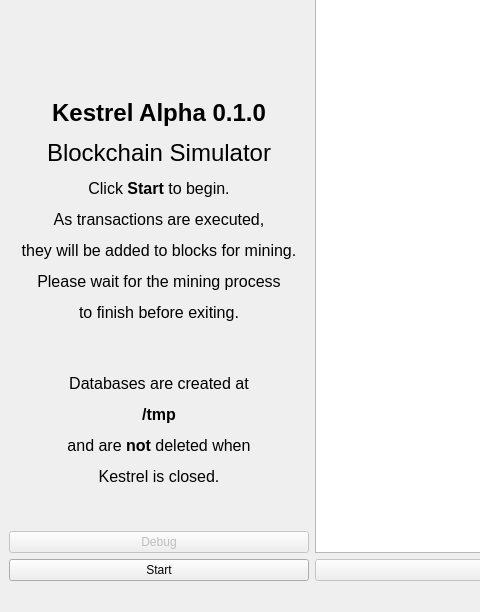
h7-v/kestrel, file kestrel.ui: the form before one commit; both pictures show x 0 to 480 and y 188 to 800 of the 1280 by 800 pixel window.
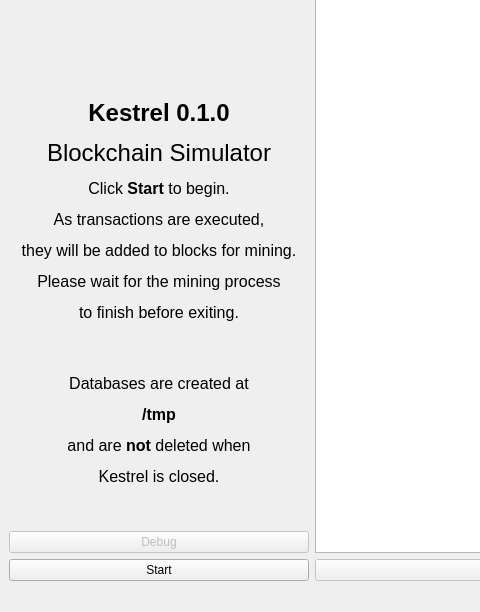
The form after the commit. Icons and pictures are not drawn.

```diff
--- a/kestrel.ui
+++ b/kestrel.ui
@@ -116,7 +116,7 @@
     <item row="3" column="0" rowspan="2">
      <widget class="QLabel" name="label">
       <property name="text">
-       <string>&lt;html&gt;&lt;head/&gt;&lt;body&gt;&lt;p&gt;&lt;span style=&quot; font-size:18pt; font-weight:600;&quot;&gt;Kestrel Alpha 0.1.0&lt;/span&gt;&lt;/p&gt;&lt;p&gt;&lt;span style=&quot; font-size:18pt;&quot;&gt;Blockchain Simulator&lt;/span&gt;&lt;/p&gt;&lt;p&gt;&lt;span style=&quot; font-size:12pt;&quot;&gt;Click &lt;/span&gt;&lt;span style=&quot; font-size:12pt; font-weight:600;&quot;&gt;Start&lt;/span&gt;&lt;span style=&quot; font-size:12pt;&quot;&gt; to begin.&lt;/span&gt;&lt;/p&gt;&lt;p&gt;&lt;span style=&quot; font-size:12pt;&quot;&gt;As transactions are executed,&lt;/span&gt;&lt;/p&gt;&lt;p&gt;&lt;span style=&quot; font-size:12pt;&quot;&gt;they will be added to blocks for mining.&lt;/span&gt;&lt;/p&gt;&lt;p&gt;&lt;span style=&quot; font-size:12pt;&quot;&gt;Please wait for the mining process&lt;/span&gt;&lt;/p&gt;&lt;p&gt;&lt;span style=&quot; font-size:12pt;&quot;&gt;to finish before exiting.&lt;/span&gt;&lt;/p&gt;&lt;p&gt;&lt;br/&gt;&lt;/p&gt;&lt;p&gt;&lt;span style=&quot; font-size:12pt;&quot;&gt;Databases are created at&lt;/span&gt;&lt;/p&gt;&lt;p&gt;&lt;span style=&quot; font-size:12pt; font-weight:600;&quot;&gt;/tmp&lt;/span&gt;&lt;/p&gt;&lt;p&gt;&lt;span style=&quot; font-size:12pt;&quot;&gt;and are &lt;/span&gt;&lt;span style=&quot; font-size:12pt; font-weight:600;&quot;&gt;not&lt;/span&gt;&lt;span style=&quot; font-size:12pt;&quot;&gt; deleted when&lt;/span&gt;&lt;/p&gt;&lt;p&gt;&lt;span style=&quot; font-size:12pt;&quot;&gt;Kestrel is closed.&lt;/span&gt;&lt;/p&gt;&lt;/body&gt;&lt;/html&gt;</string>
+       <string>&lt;html&gt;&lt;head/&gt;&lt;body&gt;&lt;p&gt;&lt;span style=&quot; font-size:18pt; font-weight:600;&quot;&gt;Kestrel 0.1.0&lt;/span&gt;&lt;/p&gt;&lt;p&gt;&lt;span style=&quot; font-size:18pt;&quot;&gt;Blockchain Simulator&lt;/span&gt;&lt;/p&gt;&lt;p&gt;&lt;span style=&quot; font-size:12pt;&quot;&gt;Click &lt;/span&gt;&lt;span style=&quot; font-size:12pt; font-weight:600;&quot;&gt;Start&lt;/span&gt;&lt;span style=&quot; font-size:12pt;&quot;&gt; to begin.&lt;/span&gt;&lt;/p&gt;&lt;p&gt;&lt;span style=&quot; font-size:12pt;&quot;&gt;As transactions are executed,&lt;/span&gt;&lt;/p&gt;&lt;p&gt;&lt;span style=&quot; font-size:12pt;&quot;&gt;they will be added to blocks for mining.&lt;/span&gt;&lt;/p&gt;&lt;p&gt;&lt;span style=&quot; font-size:12pt;&quot;&gt;Please wait for the mining process&lt;/span&gt;&lt;/p&gt;&lt;p&gt;&lt;span style=&quot; font-size:12pt;&quot;&gt;to finish before exiting.&lt;/span&gt;&lt;/p&gt;&lt;p&gt;&lt;br/&gt;&lt;/p&gt;&lt;p&gt;&lt;span style=&quot; font-size:12pt;&quot;&gt;Databases are created at&lt;/span&gt;&lt;/p&gt;&lt;p&gt;&lt;span style=&quot; font-size:12pt; font-weight:600;&quot;&gt;/tmp&lt;/span&gt;&lt;/p&gt;&lt;p&gt;&lt;span style=&quot; font-size:12pt;&quot;&gt;and are &lt;/span&gt;&lt;span style=&quot; font-size:12pt; font-weight:600;&quot;&gt;not&lt;/span&gt;&lt;span style=&quot; font-size:12pt;&quot;&gt; deleted when&lt;/span&gt;&lt;/p&gt;&lt;p&gt;&lt;span style=&quot; font-size:12pt;&quot;&gt;Kestrel is closed.&lt;/span&gt;&lt;/p&gt;&lt;/body&gt;&lt;/html&gt;</string>
       </property>
       <property name="alignment">
        <set>Qt::AlignCenter</set>
```
